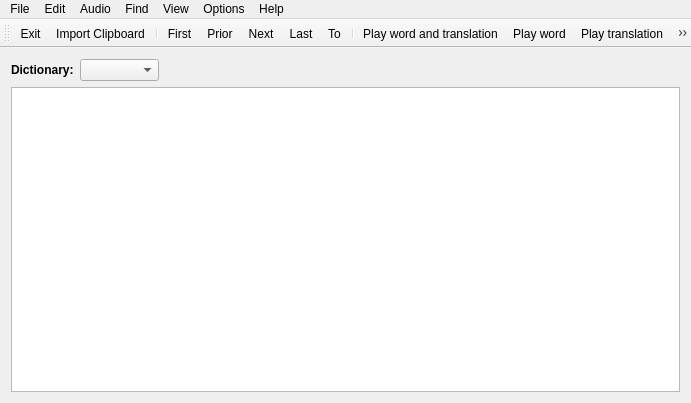
Above: Forms/Main.ui from skynowa/iTeacher before the change. Below: the same form after it.
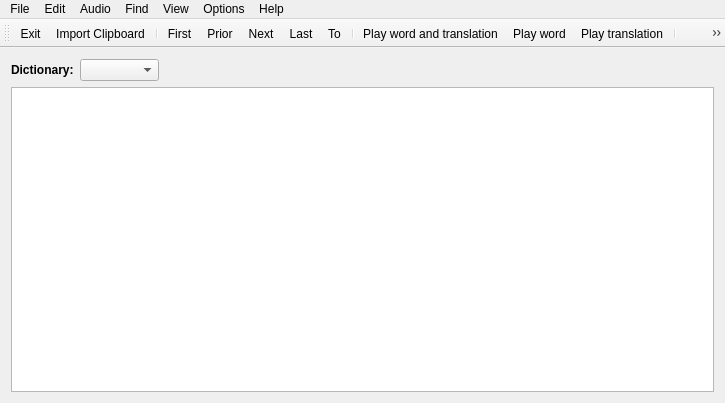
That is the form after the change. Icons and pictures are not drawn.

Commit message: Main: add ShowHide action

The edit to the form file:
```diff
--- a/Forms/Main.ui
+++ b/Forms/Main.ui
@@ -9,7 +9,7 @@
    <rect>
     <x>0</x>
     <y>0</y>
-    <width>691</width>
+    <width>725</width>
     <height>403</height>
    </rect>
   </property>
@@ -73,7 +73,7 @@
     <rect>
      <x>0</x>
      <y>0</y>
-     <width>691</width>
+     <width>725</width>
      <height>27</height>
     </rect>
    </property>
@@ -181,6 +181,8 @@
    <addaction name="actEdit_Marked"/>
    <addaction name="separator"/>
    <addaction name="actFind_Search"/>
+   <addaction name="separator"/>
+   <addaction name="actView_ShowHide"/>
   </widget>
   <action name="actFile_CreateDb">
    <property name="icon">
@@ -448,6 +450,17 @@
     <string>Ctrl+M</string>
    </property>
   </action>
+  <action name="actView_ShowHide">
+   <property name="text">
+    <string>Show/Hide</string>
+   </property>
+   <property name="toolTip">
+    <string>Show/Hide</string>
+   </property>
+   <property name="shortcut">
+    <string>Ctrl+H</string>
+   </property>
+  </action>
  </widget>
  <layoutdefault spacing="6" margin="11"/>
  <resources>
```
Left out of the diff: 2 changed lines with no effect on the pictures. The commit also changes 1 other file.
